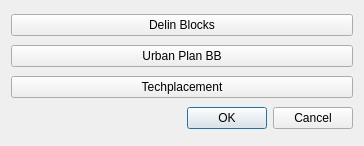
The window that src/p8scenario_gui.ui (iut-ibk/P8Modules) describes before a commit, drawn with Qt 5.
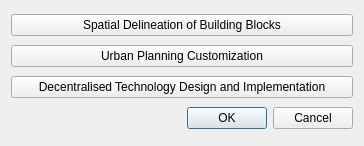
The same window after the commit.

Commit message: changed name of buttons

Patch:
```diff
--- a/src/p8scenario_gui.ui
+++ b/src/p8scenario_gui.ui
@@ -17,21 +17,21 @@
    <item>
     <widget class="QPushButton" name="pb_ui_delinblocks">
      <property name="text">
-      <string>Delin Blocks</string>
+      <string>Spatial Delineation of Building Blocks</string>
      </property>
     </widget>
    </item>
    <item>
     <widget class="QPushButton" name="pb_ui_urbplanbb">
      <property name="text">
-      <string>Urban Plan BB</string>
+      <string>Urban Planning Customization</string>
      </property>
     </widget>
    </item>
    <item>
     <widget class="QPushButton" name="pb_ui_techplacement">
      <property name="text">
-      <string>Techplacement</string>
+      <string>Decentralised Technology Design and Implementation</string>
      </property>
     </widget>
    </item>
```
